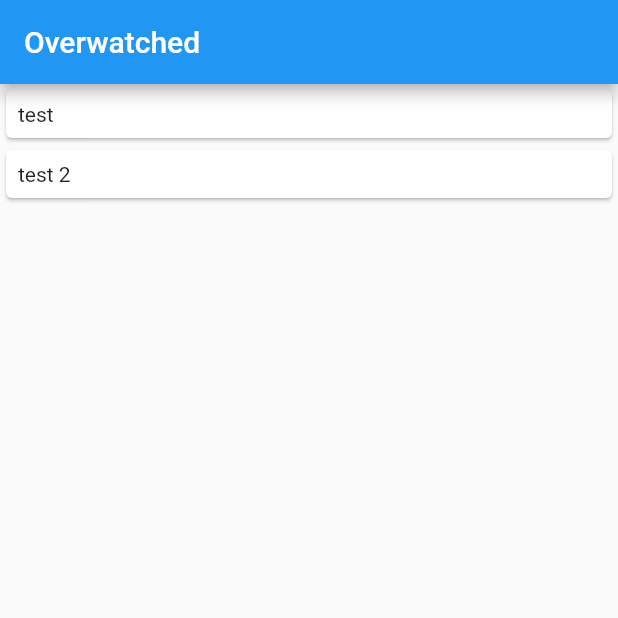
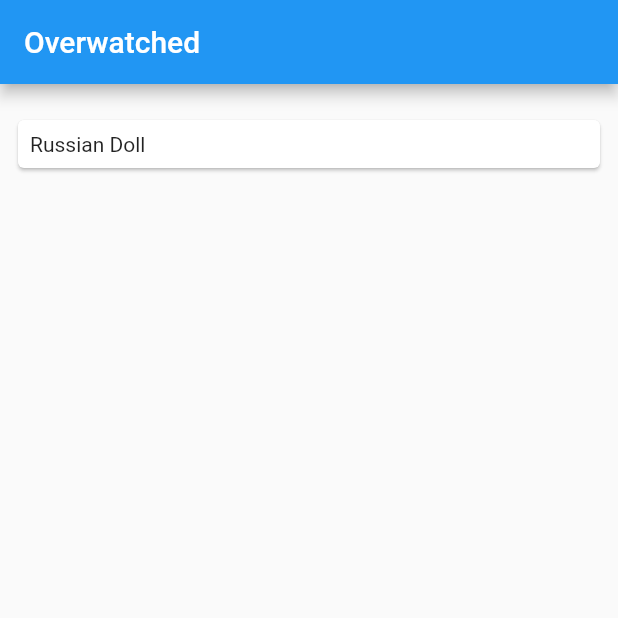
Before and after one commit to lnbxyz/overwatched-mobile, a Flutter app: the screen it shows after launch, on a phone screen of 412 x 824 dp, the top half of it. Run offline on Flutter 3.47's test engine with Material 2 defaults, Android fonts, the phone set to English and light mode, and no system bars.

Commit message:
change home list type to series

```diff
--- a/lib/pages/home.dart
+++ b/lib/pages/home.dart
@@ -1,4 +1,5 @@
 import 'package:flutter/material.dart';
+import 'package:overwatched/models/serie.dart';
 import 'package:overwatched/pages/series_detail.dart';
 
 class HomePage extends StatefulWidget {
@@ -9,13 +10,21 @@ class HomePage extends StatefulWidget {
 }
 
 class _HomePageState extends State<HomePage> {
-  List<String> _data = [];
+  List<Serie> _data = [];
 
   void _fetchData() {
     setState(() {
       _data = [
-        'test',
-        'test 2'
+        Serie(
+          id: "1",
+          name: 'Russian Doll',
+          coverUrl: "https://www.tvguide.com/a/img/catalog/provider/1/1/1-7650473727.jpg",
+          description: "Russian Doll is a 30 minute comedy-fantasy-mystery-science fiction starring Natasha Lyonne as Nadia Vulvokov, Charlie Barnett as Alan Zaveri and Greta Lee as Maxine.",
+          releaseYear: "2019",
+          endingYear: "Present",
+          genres: ["Fantasy", "Comedy"],
+          score: 7.8
+        )
       ];
     });
   }
@@ -27,27 +36,45 @@ class _HomePageState extends State<HomePage> {
         appBar: AppBar(
           title: const Text('Overwatched'),
         ),
-      body: ListView.builder(
+        body: Padding(
+            padding: const EdgeInsets.symmetric(vertical: 12, horizontal: 8),
+            child: ListView.builder(
                 itemCount: _data.length,
                 itemBuilder: (context, index) {
                   return GestureDetector(
-            child: Card(
-              key: ValueKey(_data[index]),
                     child: Padding(
-                padding: const EdgeInsets.all(8.0),
-                child: Text(_data[index]),
-              ),
+                      padding: const EdgeInsets.symmetric(vertical: 8),
+                      child: SerieCard(_data[index])
                     ),
                     onTap: () {
                       Navigator.of(context).push(
                         MaterialPageRoute(
-                  builder: (context) => SeriesDetailPage(name: _data[index]),
+                          builder: (context) =>
+                              SeriesDetailPage(serie: _data[index]),
                         ),
                       );
                     },
                   );
-        }
+                })
         )
     );
   }
 }
+
+class SerieCard extends StatelessWidget {
+  const SerieCard(this.serie, {super.key});
+
+  final Serie serie;
+
+  @override
+  Widget build(BuildContext context) {
+    return Card(
+      key: ValueKey(serie.id),
+      child: Padding(
+        padding: const EdgeInsets.all(8.0),
+        child: Text(serie.name),
+      ),
+    );
+  }
+
+}
```
Also changed, not shown: lib/pages/series_detail.dart (+6 -4 lines). Lines whose indentation alone changed are shown as unchanged.
